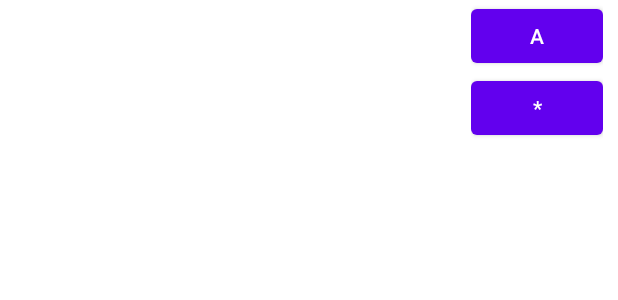
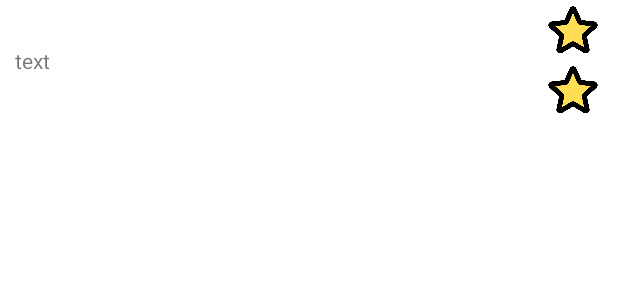
Before and after one commit to miguel-aqw3rd/mtis-front, an Android app: the layout recyclercell_entry.xml on its own in the app's theme, with its tools: preview values and no code run, on a phone screen of 412 x 824 dp. Shown: the top 300 px of the screen. Run offline under Robolectric (Android 15) with nearby library versions, the phone set to English and light mode, and no system bars; network calls fail.

Commit message:
entry recyclerview in EntryGroupDetail working

```diff
--- a/app/src/main/AndroidManifest.xml
+++ b/app/src/main/AndroidManifest.xml
@@ -27,7 +27,7 @@
 
         <activity android:name=".LoginActivity"/>
         <activity android:name=".SignupActivity"/>
-        <activity android:name=".EntryGroupDetailActivity"/>
+        <activity android:name=".EntryGroupDetailActivity" android:launchMode="standard"/>
 
     </application>
 
--- /dev/null
+++ b/app/src/main/java/com/app/mtis/custom/UpArrowImageView.java
@@ -0,0 +1,32 @@
+package com.app.mtis.custom;
+
+import android.content.Context;
+import android.util.AttributeSet;
+import android.widget.ImageView;
+
+import androidx.annotation.NonNull;
+import androidx.annotation.Nullable;
+
+import com.app.mtis.R;
+
+public class UpArrowImageView extends androidx.appcompat.widget.AppCompatImageView {
+    private static final int srcUpArrowFilled = R.drawable.icon_uparrow_filled;
+    private static final int srcUpArrowBorder = R.drawable.icon_uparrow_border;
+
+    public UpArrowImageView(@NonNull Context context, @Nullable AttributeSet attrs) {
+        super(context, attrs);
+    }
+
+    public UpArrowImageView(@NonNull Context context) {
+        super(context);
+    }
+
+    public UpArrowImageView(@NonNull Context context, @Nullable AttributeSet attrs, int defStyleAttr) {
+        super(context, attrs, defStyleAttr);
+    }
+    public void setSrcArrow(boolean bool){
+        if(bool) this.setImageResource(srcUpArrowFilled);
+        else this.setImageResource(srcUpArrowBorder);
+    }
+
+}
--- a/app/src/main/res/layout/recyclercell_entry.xml
+++ b/app/src/main/res/layout/recyclercell_entry.xml
@@ -13,10 +13,12 @@
     <TextView
         android:id="@+id/entrycell_textview_text"
         android:layout_width="0dp"
-        android:layout_height="0dp"
+        android:layout_height="wrap_content"
         app:layout_constraintTop_toTopOf="parent"
         app:layout_constraintBottom_toBottomOf="parent"
-        app:layout_constraintRight_toLeftOf="@id/entrycell_linlayout"/>
+        app:layout_constraintLeft_toLeftOf="parent"
+        app:layout_constraintRight_toLeftOf="@id/entrycell_linlayout"
+        android:text="text"/>
     <LinearLayout
         android:id="@+id/entrycell_linlayout"
         android:layout_width="wrap_content"
@@ -26,16 +28,17 @@
         app:layout_constraintRight_toRightOf="parent"
         android:orientation="vertical">
 
-        <Button
+        <com.app.mtis.custom.UpArrowImageView
             android:id="@+id/entrycell_goto_entrygroup"
-            android:layout_width="wrap_content"
-            android:layout_height="wrap_content"
-            android:text="A"/>
-        <Button
+            android:layout_width="40dp"
+            android:layout_height="40dp"
+            android:src="@drawable/icon_star"/>
+        <ImageView
             android:id="@+id/entrycell_makemain"
-            android:layout_width="wrap_content"
-            android:layout_height="wrap_content"
-            android:text="*"/>
+            android:layout_width="40dp"
+            android:layout_height="40dp"
+            android:src="@drawable/icon_star"
+            android:contentDescription="Make this entry the main entry of its entry group" />
 
 
     </LinearLayout>
```
Also changed, not shown: app/src/main/java/com/app/mtis/EntryGroupDetailActivity.java (+14 -3 lines), app/src/main/java/com/app/mtis/custom/FavoriteImageView.java (added, +33 -0 lines), app/src/main/java/com/app/mtis/custom/StarImageView.java (added, +32 -0 lines), app/src/main/java/com/app/mtis/recyclers/EntryAdapter.java (+20 -1 lines), app/src/main/java/com/app/mtis/recyclers/EntryViewHolder.java (+6 -3 lines), app/src/main/res/drawable/icon_heart_border.png (added), app/src/main/res/drawable/icon_heart_filled.png (added), app/src/main/res/drawable/icon_star.png (added), app/src/main/res/drawable/icon_uparrow_border.png (added), app/src/main/res/drawable/icon_uparrow_filled.png (added).
